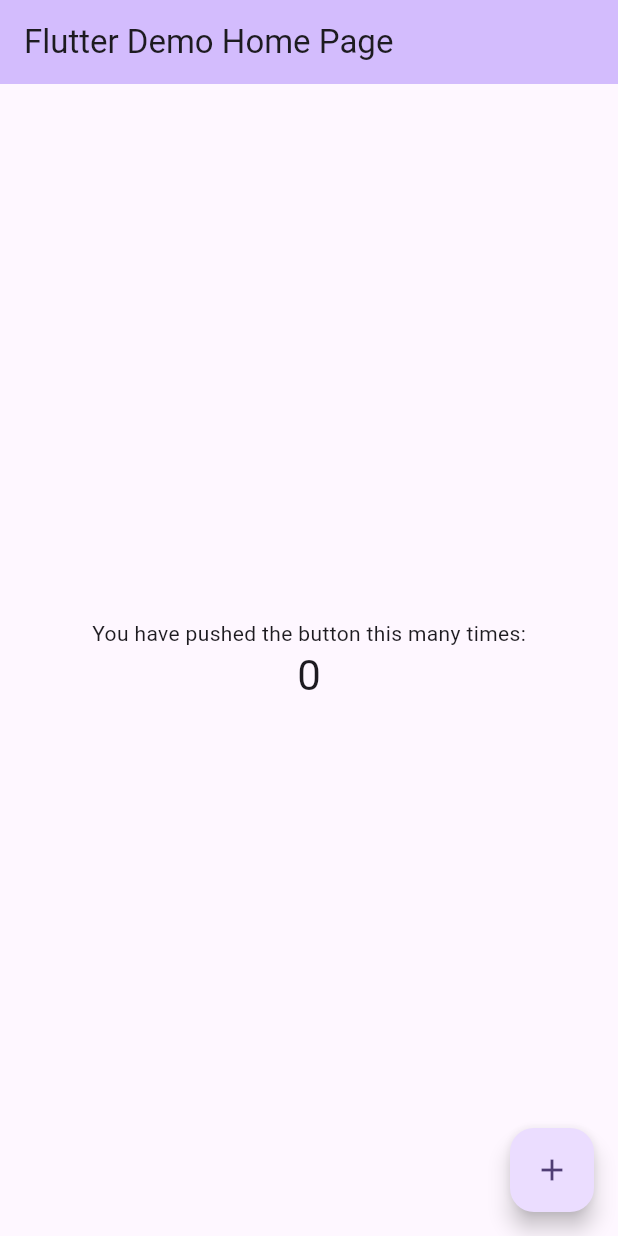
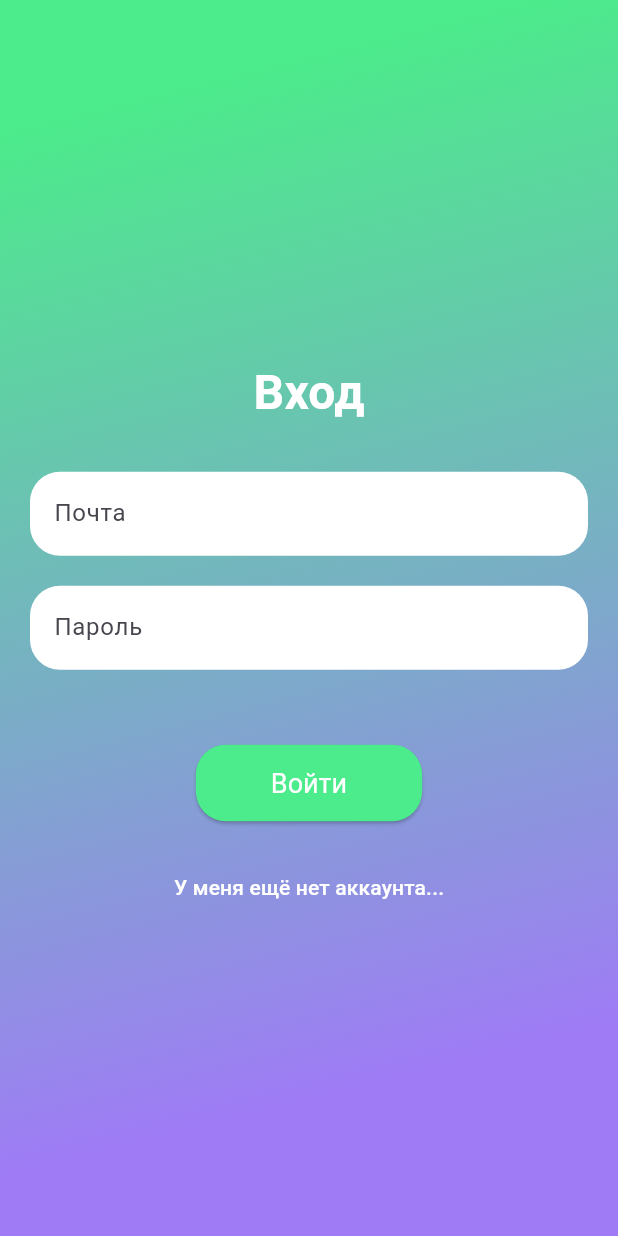
Before and after one commit to p1xelp0etry/zc_dodiddone, a Flutter app: the screen it shows after launch, on a phone screen of 412 x 824 dp. Run offline on Flutter 3.47's test engine with Material 3 defaults, Android fonts, the phone set to English and light mode, and no system bars.

Commit message:
login page

```diff
--- a/lib/app/app.dart
+++ b/lib/app/app.dart
@@ -1,19 +1,15 @@
 import 'package:flutter/material.dart';
-import 'package:zc_dodiddone/pages/my_home_page.dart';
-
+import '../pages/login_page.dart';
+import '../theme/theme.dart';
 class MyApp extends StatelessWidget {
   const MyApp({super.key});
-
+  // This widget is the root of your application.
   @override
   Widget build(BuildContext context) {
     return MaterialApp(
       title: 'Flutter Demo',
-      theme: ThemeData(
-
-        colorScheme: ColorScheme.fromSeed(seedColor: Colors.deepPurple),
-        useMaterial3: true,
-      ),
-      home: const MyHomePage(title: 'Flutter Demo Home Page'),
+      theme: DoDidDoneTheme.lightTheme,
+      home: const LoginPage(),
     );
   }
 }
--- /dev/null
+++ b/lib/pages/login_page.dart
@@ -0,0 +1,135 @@
+import 'package:flutter/material.dart';
+import '../theme/theme.dart';
+
+class LoginPage extends StatefulWidget {
+  const LoginPage({Key? key}) : super(key: key);
+
+  @override
+  State<LoginPage> createState() => _LoginPageState();
+}
+
+class _LoginPageState extends State<LoginPage> {
+  bool isLogin = true; // Флаг для определения режима (вход/регистрация)
+
+  @override
+  Widget build(BuildContext context) {
+    return Scaffold(
+      body: Container(
+        decoration: BoxDecoration(
+          gradient: LinearGradient(
+            begin: Alignment.topLeft,
+            end: Alignment.bottomCenter,
+            colors: isLogin
+                ? [
+                    DoDidDoneTheme.lightTheme.colorScheme.secondary,
+                    DoDidDoneTheme.lightTheme.colorScheme.primary,
+                  ]
+                : [
+                    DoDidDoneTheme.lightTheme.colorScheme.primary,
+                    DoDidDoneTheme.lightTheme.colorScheme.secondary,
+                  ],
+            stops: const [0.1, 0.9], // Основной цвет занимает 90%
+          ),
+        ),
+        child: Padding(
+          padding: const EdgeInsets.all(20.0),
+          child: Column(
+            mainAxisAlignment: MainAxisAlignment.center,
+            children: [
+              // ... (Your logo and "DoDidDone" text)
+
+              const SizedBox(height: 30),
+              // Заголовок
+              Text(
+                isLogin ? 'Вход' : 'Регистрация',
+                style: const TextStyle(
+                  fontSize: 32,
+                  fontWeight: FontWeight.bold,
+                  color: Colors.white,
+                ),
+              ),
+              const SizedBox(height: 30),
+              // Поле логина/почты
+              const TextField(
+                decoration: InputDecoration(
+                  hintText: 'Почта',
+                  filled: true,
+                  fillColor: Colors.white,
+                  border: OutlineInputBorder(
+                    borderRadius: BorderRadius.all(Radius.circular(20)),
+                    borderSide: BorderSide.none,
+                  ),
+                ),
+              ),
+              const SizedBox(height: 20),
+              // Поле пароля
+              const TextField(
+                obscureText: true,
+                decoration: InputDecoration(
+                  hintText: 'Пароль',
+                  filled: true,
+                  fillColor: Colors.white,
+                  border: OutlineInputBorder(
+                    borderRadius: BorderRadius.all(Radius.circular(20)),
+                    borderSide: BorderSide.none,
+                  ),
+                ),
+              ),
+              const SizedBox(height: 20),
+              // **Новое поле "Повторить пароль"**
+              if (!isLogin) // Показываем только при регистрации
+                const TextField(
+                  obscureText: true,
+                  decoration: InputDecoration(
+                    hintText: 'Повторить пароль',
+                    filled: true,
+                    fillColor: Colors.white,
+                    border: OutlineInputBorder(
+                      borderRadius: BorderRadius.all(Radius.circular(20)),
+                      borderSide: BorderSide.none,
+                    ),
+                  ),
+                ),
+              const SizedBox(height: 30),
+              // Кнопка "Войти"
+              ElevatedButton(
+                onPressed: () {
+                  // TODO: Implement login logic here
+                },
+                style: ElevatedButton.styleFrom(
+                  backgroundColor: !isLogin
+                      ? DoDidDoneTheme.lightTheme.colorScheme.primary
+                      : DoDidDoneTheme.lightTheme.colorScheme.secondary,
+                  padding:
+                      const EdgeInsets.symmetric(horizontal: 50, vertical: 15),
+                  textStyle: const TextStyle(fontSize: 18),
+                  shape: RoundedRectangleBorder(
+                    borderRadius: BorderRadius.circular(20),
+                  ),
+                ),
+                child: Text(isLogin ? 'Войти' : 'Зарегистрироваться'),
+              ),
+              const SizedBox(height: 20),
+              // Кнопка перехода на другую страницу
+              TextButton(
+                onPressed: () {
+                  setState(() {
+                    isLogin = !isLogin;
+                  });
+                },
+                child: Text(
+                  isLogin
+                      ? 'У меня ещё нет аккаунта...'
+                      : 'Уже есть аккаунт...',
+                  style: const TextStyle(
+                    color: Colors.white,
+                  ),
+                ),
+              ),
+            ],
+          ),
+        ),
+      ),
+    );
+  }
+}
--- a/lib/pages/my_home_page.dart
+++ /dev/null
@@ -1,56 +0,0 @@
-import 'package:flutter/material.dart';
-
-class MyHomePage extends StatefulWidget {
-  const MyHomePage({super.key, required this.title});
-
-
-  final String title;
-
-  @override
-  State<MyHomePage> createState() => _MyHomePageState();
-}
-
-class _MyHomePageState extends State<MyHomePage> {
-  int _counter = 0;
-
-  void _incrementCounter() {
-    setState(() {
-
-      _counter++;
-    });
-  }
-
-  @override
-  Widget build(BuildContext context) {
-
-    return Scaffold(
-      appBar: AppBar(
-
-        backgroundColor: Theme.of(context).colorScheme.inversePrimary,
-
-        title: Text(widget.title),
-      ),
-      body: Center(
-
-        child: Column(
-
-          mainAxisAlignment: MainAxisAlignment.center,
-          children: <Widget>[
-            const Text(
-              'You have pushed the button this many times:',
-            ),
-            Text(
-              '$_counter',
-              style: Theme.of(context).textTheme.headlineMedium,
-            ),
-          ],
-        ),
-      ),
-      floatingActionButton: FloatingActionButton(
-        onPressed: _incrementCounter,
-        tooltip: 'Increment',
-        child: const Icon(Icons.add),
-      ),
-    );
-  }
-}
--- /dev/null
+++ b/lib/theme/theme.dart
@@ -0,0 +1,21 @@
+import 'package:flutter/material.dart';
+import 'package:flutter/material.dart';
+class DoDidDoneTheme {
+  static ThemeData lightTheme = ThemeData(
+    colorScheme: ColorScheme.fromSeed(
+      seedColor: const Color(0xFF9f7bf6), // Primary color
+      primary: const Color(0xFF9f7bf6), // Primary color
+      secondary: const Color(0xFF4ceb8b), // Secondary color
+    ),
+    useMaterial3: true,
+    // Добавляем стиль для кнопок
+    elevatedButtonTheme: ElevatedButtonThemeData(
+      style: ButtonStyle(
+        foregroundColor: MaterialStateProperty.all<Color>(Colors.white),
+        textStyle: MaterialStateProperty.all<TextStyle>(
+          const TextStyle(color: Colors.white), // Текст кнопок белый
+        ),
+      ),
+    ),
+  );
+}
```
